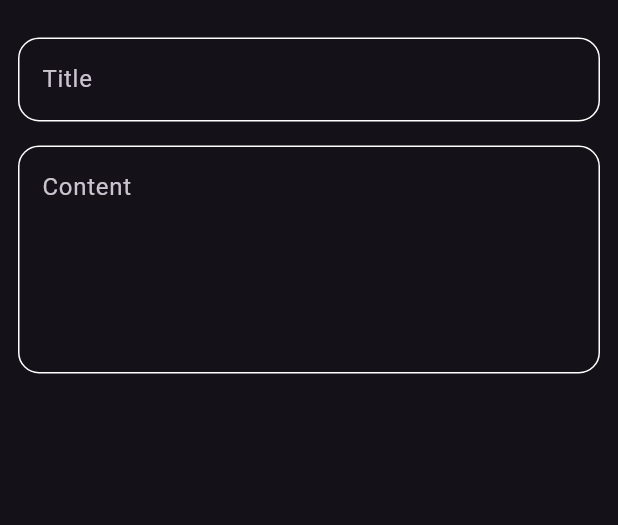
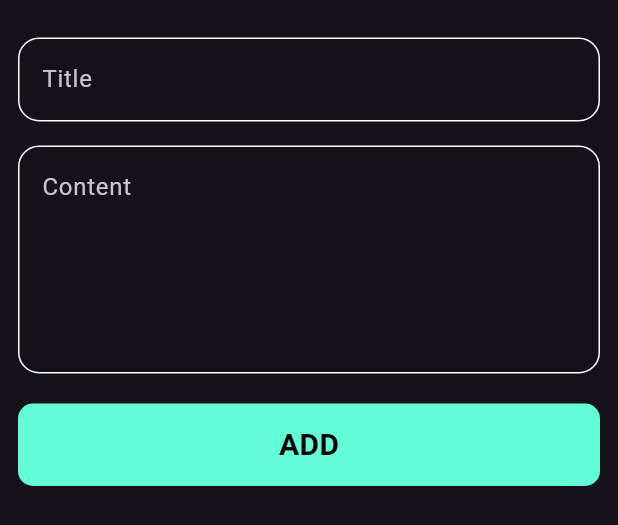
Before and after one commit to RashadAwad14/notes_app, a Flutter app: the AddNoteButtonSheet widget shown alone on an empty page, opened directly, on a phone screen of 412 x 824 dp. Shown: the top 525 px of the screen. Run offline on Flutter 3.47's test engine with Material 3 defaults, Android fonts, the phone set to English and light mode, and no system bars; our stand-ins replace font_awesome_flutter, google_fonts; Roboto replaces fonts that are missing (Acme).

Commit message:
finish notes bottom sheet

```diff
--- a/lib/components/add_note_button_sheet.dart
+++ b/lib/components/add_note_button_sheet.dart
@@ -1,4 +1,5 @@
 import 'package:flutter/material.dart';
+import 'package:notes_app/components/custom_button.dart';
 import 'package:notes_app/components/custom_text_field.dart';
 
 class AddNoteButtonSheet extends StatelessWidget {
@@ -8,6 +9,7 @@ class AddNoteButtonSheet extends StatelessWidget {
   Widget build(BuildContext context) {
     return const Padding(
       padding: EdgeInsets.symmetric(horizontal: 12),
+      child: SingleChildScrollView(
         child: Column(
           children: [
             SizedBox(
@@ -23,7 +25,15 @@ class AddNoteButtonSheet extends StatelessWidget {
               hint: 'Content',
               maxLines: 5,
             ),
+            SizedBox(
+              height: 20,
+            ),
+            CustomButton(),
+            SizedBox(
+              height: 16,
+            ),
           ],
+        ),
       ),
     );
   }
--- /dev/null
+++ b/lib/components/custom_button.dart
@@ -0,0 +1,30 @@
+import 'package:flutter/material.dart';
+import 'package:google_fonts/google_fonts.dart';
+
+import '../constants.dart';
+
+class CustomButton extends StatelessWidget {
+  const CustomButton({super.key});
+
+  @override
+  Widget build(BuildContext context) {
+    return Container(
+      width: MediaQuery.of(context).size.width,
+      height: 55,
+      decoration: BoxDecoration(
+        color: kPrimaryColor,
+        borderRadius: BorderRadius.circular(10),
+      ),
+      child: Center(
+        child: Text(
+          'ADD',
+          style: GoogleFonts.acme(
+            color: Colors.black,
+            fontSize: 20,
+            fontWeight: FontWeight.bold,
+          ),
+        ),
+      ),
+    );
+  }
+}
```
Lines whose indentation alone changed are shown as unchanged.
